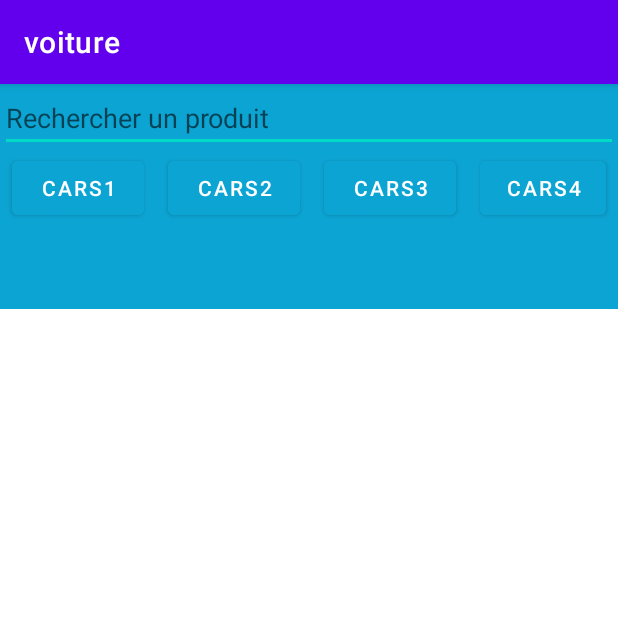
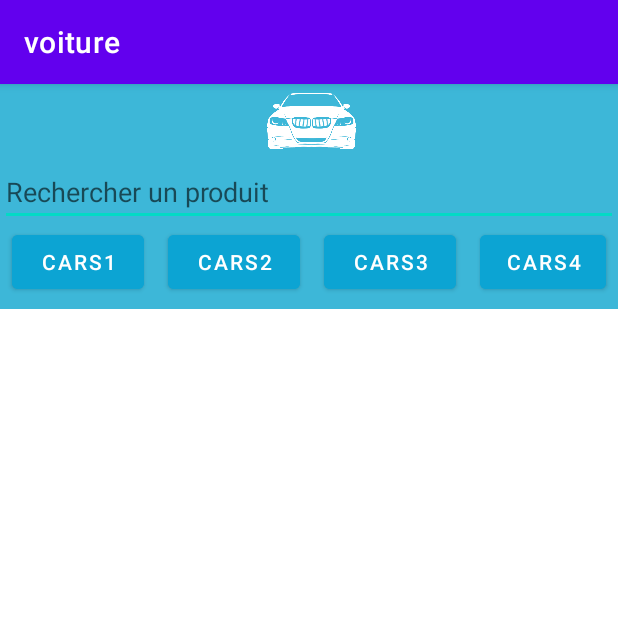
Before and after one commit to Maxowy27/Cars-Project-Android, an Android app: the screen it shows after launch (MainActivity), on a phone screen of 412 x 824 dp, the top half of it. Run offline under Robolectric (Android 15) with nearby library versions, the phone set to English and light mode, and no system bars.

Commit message:
color + logo?

```diff
--- a/app/src/main/res/layout/activity_main.xml
+++ b/app/src/main/res/layout/activity_main.xml
@@ -11,17 +11,17 @@
     <LinearLayout
         android:layout_width="match_parent"
         android:layout_height="150dp"
-        android:backgroundTint="#0CA4D3"
+        android:backgroundTint="#3DB7D8"
         android:background="@color/black"
         android:orientation="vertical"
         >
 
 
         <ImageView
-            android:layout_width="wrap_content"
-            android:layout_height="wrap_content"
-
-            >
+            android:layout_width="75dp"
+            android:layout_height="49dp"
+            android:layout_marginHorizontal="170dp"
+            android:src="@drawable/LogoV">
 
         </ImageView>
 
```
Also changed, not shown: app/src/main/res/drawable/LogoV.png (added), app/src/main/res/drawable/logo.png (added), app/src/main/res/drawable/logo2.png (added).
